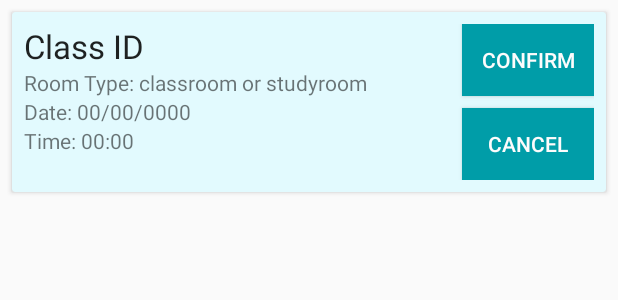
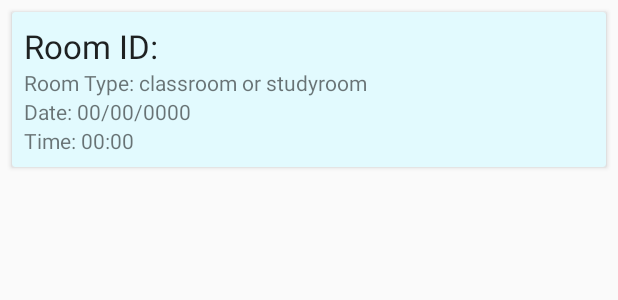
Before and after one commit to gada9900/Saneh, an Android app: the layout class_item.xml on its own in the app's theme, with its tools: preview values and no code run, on a phone screen of 412 x 824 dp. Shown: the top 300 px of the screen. Run offline under Robolectric (Android 15) with nearby library versions, the phone set to English and light mode, and no system bars.

Commit message:
upcoming reservations "confirm and delete"

```diff
--- a/app/build.gradle
+++ b/app/build.gradle
@@ -66,5 +66,6 @@ dependencies {
     implementation 'com.firebaseui:firebase-ui-firestore:6.3.0'
 
     implementation 'com.google.firebase:firebase-analytics'
+    implementation 'it.xabaras.android:recyclerview-swipedecorator:1.2.3'
 
 }
--- /dev/null
+++ b/app/src/main/res/drawable/ic_delete_white.xml
@@ -0,0 +1,5 @@
+<vector android:height="24dp" android:tint="#FFFFFF"
+    android:viewportHeight="24" android:viewportWidth="24"
+    android:width="24dp" xmlns:android="http://schemas.android.com/apk/res/android">
+    <path android:fillColor="@android:color/white" android:pathData="M6,19c0,1.1 0.9,2 2,2h8c1.1,0 2,-0.9 2,-2V7H6v12zM19,4h-3.5l-1,-1h-5l-1,1H5v2h14V4z"/>
+</vector>
--- a/app/src/main/res/layout/class_item.xml
+++ b/app/src/main/res/layout/class_item.xml
@@ -22,7 +22,7 @@
             android:layout_toStartOf="@id/confirm_button"
             android:ellipsize="end"
             android:maxLines="1"
-            android:text="Class ID"
+            android:text="Room ID: "
             android:textAppearance="@style/TextAppearance.AppCompat.Large"
             android:layout_alignParentLeft="true"
             android:layout_toLeftOf="@id/confirm_button" />
@@ -35,17 +35,21 @@
             android:background="@drawable/rectangle_2004_shape"
             android:text="Confirm"
             android:textColor="#FDFCFC"
+            android:visibility="invisible"
             android:layout_alignParentRight="true" />
-        <Button
-            android:id="@+id/cancel_button"
+
+        <TextView
+            android:id="@+id/confirmed_msg"
             android:layout_width="wrap_content"
             android:layout_height="wrap_content"
+            android:text="Confirmed"
+            android:textAppearance="@style/TextAppearance.AppCompat.Medium"
             android:layout_below="@+id/confirm_button"
             android:layout_marginTop="8dp"
-            android:background="@drawable/rectangle_2004_shape"
-            android:text="Cancel"
-            android:textColor="#FDFCFC"
-            android:layout_alignParentRight="true"/>
+            android:layout_alignParentRight="true"
+            android:visibility="invisible"
+            />
+
 
         <TextView
             android:id="@+id/res_room_type"
--- a/app/src/main/res/layout/upcoming_reservations.xml
+++ b/app/src/main/res/layout/upcoming_reservations.xml
@@ -22,7 +22,7 @@
         android:layout_width="wrap_content"
         android:layout_height="wrap_content"
         android:layout_marginTop="28dp"
-        android:text="UPCOMING RESERVATIONS"
+        android:text="MY RESERVATIONS"
         android:textSize="24sp"
         android:layout_gravity="center_horizontal"
         app:layout_constraintHorizontal_bias="0.496"
```
Also changed, not shown: app/src/main/java/com/example/saneh/classAdapter.java (+56 -2 lines), app/src/main/java/com/example/saneh/upcomingReservations.java (+45 -0 lines), app/src/main/res/drawable/ic_delete_black.xml (added, +10 -0 lines).
